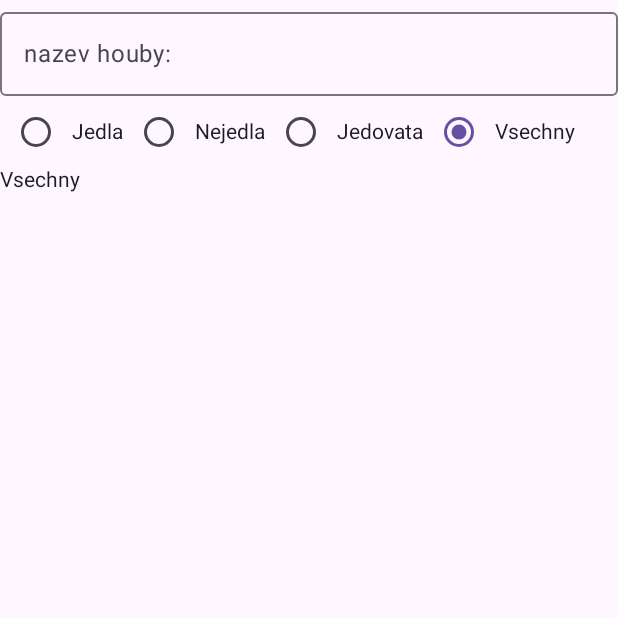
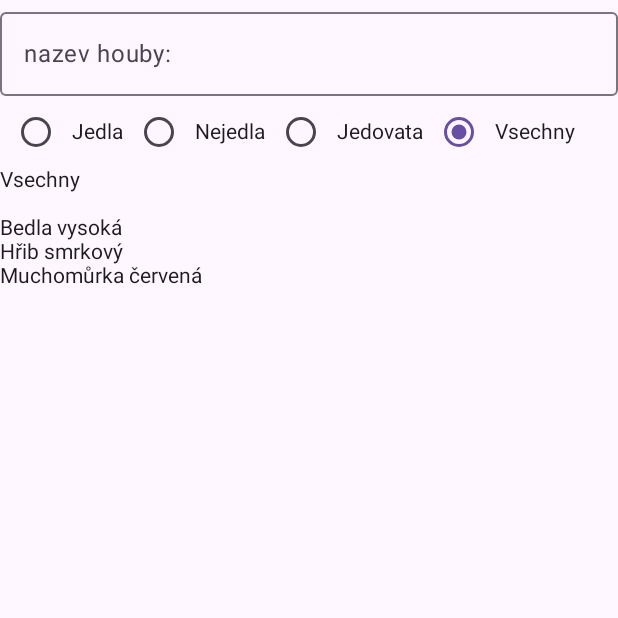
Before and after one commit to thematycer/gribki, an Android app built with Jetpack Compose: the screen it shows after launch (MainActivity), after a tap on "Vsechny", on a phone screen of 412 x 824 dp, the top half of it. Run offline under Robolectric (Android 15) with nearby library versions, the phone set to English and light mode, and no system bars; our stand-ins replace Room's generated code; 3 other taps on this screen came first.

Commit message:
Populate database in MainActivity.kt

```diff
--- a/gribki/app/src/main/java/com/nprg056/gribki/MainActivity.kt
+++ b/gribki/app/src/main/java/com/nprg056/gribki/MainActivity.kt
@@ -5,14 +5,14 @@ import androidx.activity.ComponentActivity
 import androidx.activity.compose.setContent
 import androidx.activity.enableEdgeToEdge
 import androidx.activity.viewModels
-
 import androidx.compose.runtime.collectAsState
 import androidx.compose.runtime.getValue
-
-
 import androidx.lifecycle.ViewModel
 import androidx.lifecycle.ViewModelProvider
 import androidx.room.Room
+import androidx.lifecycle.lifecycleScope
+import kotlinx.coroutines.Dispatchers
+import kotlinx.coroutines.launch
 
 
 class MainActivity : ComponentActivity() {
@@ -32,9 +32,45 @@ class MainActivity : ComponentActivity() {
         }
     }
 
+    private suspend fun populateDatabase() {
+        val mushrooms = listOf(
+            Mushroom(
+                name = "Hřib smrkový",
+                desc = "Jedlá houba s hnědým kloboukem",
+                loc = "V smrkových lesích",
+                usage = UsageType.Jedla,
+                imageID = 1 // TODO
+            ),
+            Mushroom(
+                name = "Muchomůrka červená",
+                desc = "Jedovatá houba s červeným kloboukem",
+                loc = "Listnaté a smíšené lesy",
+                usage = UsageType.Jedovata,
+                imageID = 2
+            ),
+            Mushroom(
+                name = "Bedla vysoká",
+                desc = "Chutná jedlá houba",
+                loc = "Louky a pastviny",
+                usage = UsageType.Jedla,
+                imageID = 3
+            )
+        )
+
+        mushrooms.forEach { mushroom ->
+            db.MushroomDao().insert(mushroom)
+        }
+    }
+
+
     override fun onCreate(savedInstanceState: Bundle?) {
         super.onCreate(savedInstanceState)
         enableEdgeToEdge()
+
+        lifecycleScope.launch(Dispatchers.IO) {
+            populateDatabase()
+        }
+
         setContent {
             val state by viewModel.state.collectAsState()
             MushroomScreen(state = state, onEvent = viewModel::onEvent)
--- a/gribki/app/src/main/java/com/nprg056/gribki/MushroomDao.kt
+++ b/gribki/app/src/main/java/com/nprg056/gribki/MushroomDao.kt
@@ -13,8 +13,8 @@ import kotlinx.coroutines.flow.Flow
 @Dao
 interface MushroomDao {
 
-    //@Upsert
-    //suspend fun insert(mushroom: Mushroom)
+    @Upsert
+    suspend fun insert(mushroom: Mushroom)
 
     //@Delete
     //suspend fun delete(mushroom: Mushroom)
```
